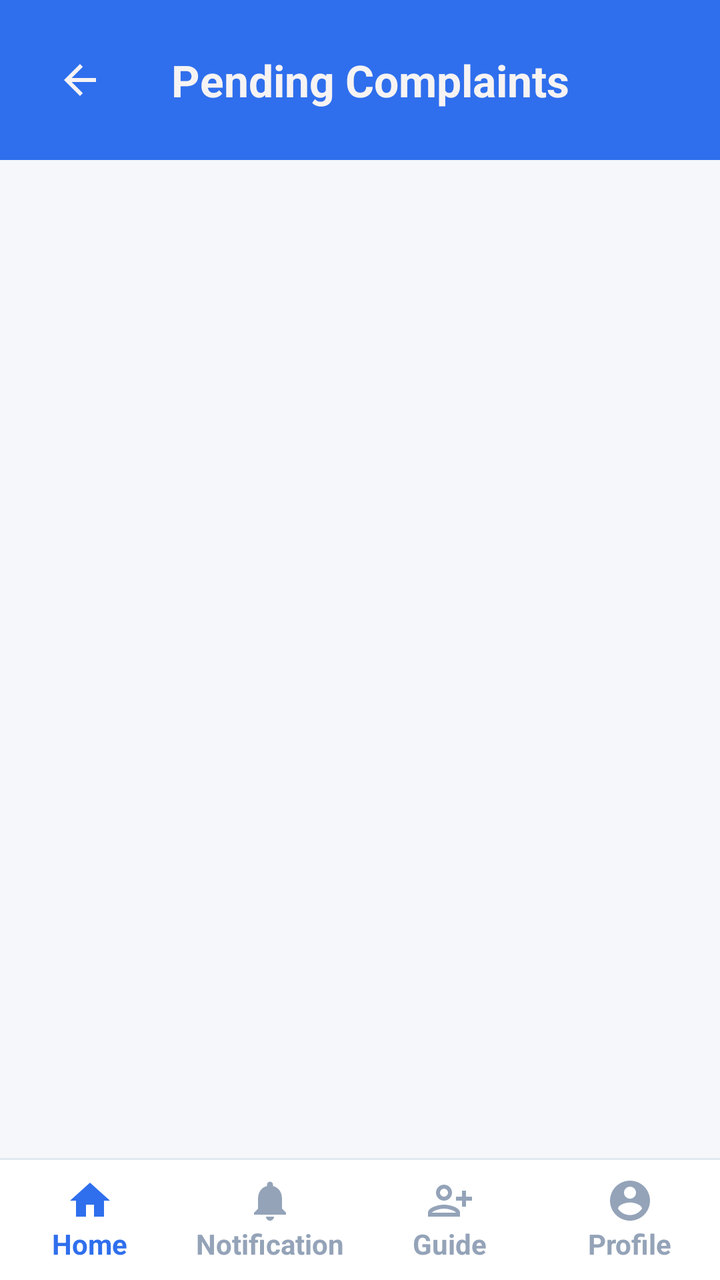
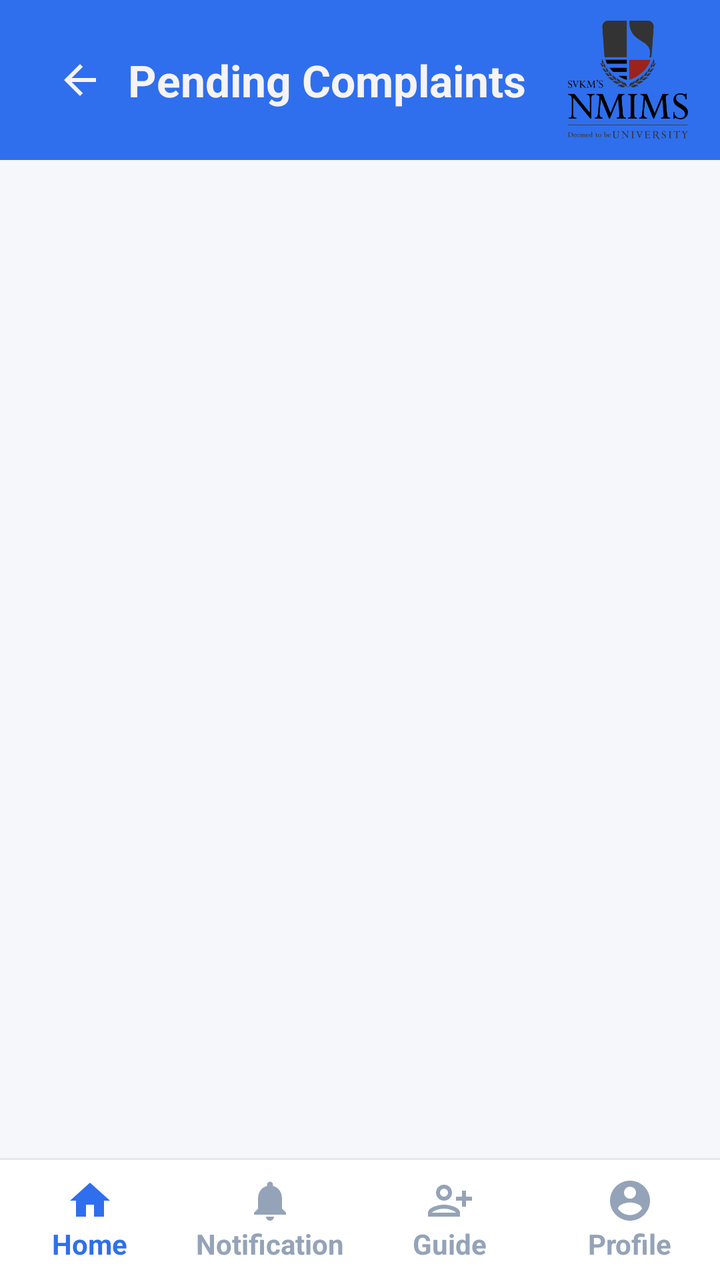

Compare the two renders of this Android layout. The source of the first and the diff that turns it into the second are given below.
<!-- AndroidManifest.xml: application theme Theme.HostelComplaintApp -->
<!-- res/layout/activity_pendingcomplaint_student.xml -->
<?xml version="1.0" encoding="utf-8"?>
<androidx.constraintlayout.widget.ConstraintLayout
    xmlns:android="http://schemas.android.com/apk/res/android"
    xmlns:app="http://schemas.android.com/apk/res-auto"
    xmlns:tools="http://schemas.android.com/tools"
    android:id="@+id/main"
    android:layout_width="match_parent"
    android:layout_height="match_parent"
    android:background="#F5F7FA"
    tools:context=".pendingcomplaint_student">

    
    <androidx.appcompat.widget.Toolbar
        android:id="@+id/topBar"
        android:layout_width="match_parent"
        android:layout_height="80dp"
        android:background="@drawable/toolbar_bg"
        app:layout_constraintTop_toTopOf="parent">

        <LinearLayout
            android:layout_width="match_parent"
            android:layout_height="match_parent"
            android:orientation="horizontal"
            android:gravity="center_vertical"
            android:padding="12dp">

            <ImageView
                android:id="@+id/btnBack"
                android:layout_width="24dp"
                android:layout_height="24dp"
                android:src="@drawable/baseline_arrow_back_24"
                app:tint="@color/white"
                android:layout_marginEnd="10dp" />

            <TextView
                android:layout_width="0dp"
                android:layout_height="wrap_content"
                android:layout_weight="1"
                android:text="Pending Complaints"
                android:textColor="@color/white"
                android:textSize="22sp"
                android:textStyle="bold"
                android:gravity="center"/>

            <ImageView
                android:id="@+id/addcomplnt"
                android:layout_width="40dp"
                android:layout_height="40dp"
                android:src="@drawable/baseline_add_24"
                android:tint="@color/white"
                android:visibility="invisible"/>
        </LinearLayout>

    </androidx.appcompat.widget.Toolbar>

    
    <androidx.recyclerview.widget.RecyclerView
        android:id="@+id/recyclerView"
        android:layout_width="match_parent"
        android:layout_height="0dp"
        app:layout_constraintTop_toBottomOf="@id/topBar"
        app:layout_constraintBottom_toTopOf="@id/bottomNavBorder"
        android:clipToPadding="false"/>

    
    <View
        android:id="@+id/bottomNavBorder"
        android:layout_width="match_parent"
        android:layout_height="1dp"
        android:background="#E2E8F0"
        app:layout_constraintBottom_toTopOf="@id/bottomNav"/>

    <LinearLayout
        android:id="@+id/bottomNav"
        android:layout_width="match_parent"
        android:layout_height="60dp"
        android:orientation="horizontal"
        android:background="#FFFFFF"
        android:weightSum="4"
        app:layout_constraintBottom_toBottomOf="parent">

        <LinearLayout
            android:layout_width="0dp"
            android:layout_height="match_parent"
            android:layout_weight="1"
            android:gravity="center"
            android:orientation="vertical">

            <ImageView
                android:layout_width="24dp"
                android:layout_height="24dp"
                android:id="@+id/gotohomepg"
                app:tint="#2F6FED"
                android:src="@drawable/baseline_home_24"/>

            <TextView
                android:layout_width="wrap_content"
                android:layout_height="wrap_content"
                android:text="Home"
                android:textColor="#2F6FED"
                android:textStyle="bold"
                android:textSize="14sp"/>
        </LinearLayout>

        <LinearLayout
            android:layout_width="0dp"
            android:layout_height="match_parent"
            android:layout_weight="1"
            android:gravity="center"
            android:orientation="vertical">

            <ImageView
                android:id="@+id/btnNotification"
                android:layout_width="24dp"
                android:layout_height="24dp"
                app:tint="#94A3B8"
                android:src="@drawable/baseline_notifications_24"/>

            <TextView
                android:layout_width="wrap_content"
                android:layout_height="wrap_content"
                android:text="Notification"
                android:textColor="#94A3B8"
                android:textStyle="bold"
                android:textSize="14sp"/>
        </LinearLayout>

        <LinearLayout
            android:layout_width="0dp"
            android:layout_height="match_parent"
            android:layout_weight="1"
            android:gravity="center"
            android:orientation="vertical">

            <ImageView
                android:layout_width="24dp"
                android:layout_height="24dp"
                android:id="@+id/howtouseapp"
                app:tint="#94A3B8"
                android:src="@drawable/baseline_person_add_alt_24"/>

            <TextView
                android:layout_width="wrap_content"
                android:layout_height="wrap_content"
                android:text="Guide"
                android:textColor="#94A3B8"
                android:textStyle="bold"
                android:textSize="14sp"/>
        </LinearLayout>

        <LinearLayout
            android:layout_width="0dp"
            android:layout_height="match_parent"
            android:layout_weight="1"
            android:gravity="center"
            android:orientation="vertical">

            <ImageView
                android:layout_width="24dp"
                android:id="@+id/imgprof"
                android:layout_height="24dp"
                app:tint="#94A3B8"
                android:src="@drawable/baseline_account_circle_24"/>

            <TextView
                android:layout_width="wrap_content"
                android:layout_height="wrap_content"
                android:text="Profile"
                android:textColor="#94A3B8"
                android:textStyle="bold"
                android:textSize="14sp"/>
        </LinearLayout>

    </LinearLayout>

</androidx.constraintlayout.widget.ConstraintLayout>
<!-- resources referenced by this layout -->
<resources>
  <color name="white">#F6F3F3</color>
  <!-- drawable baseline_account_circle_24 (drawable) -->
  <vector xmlns:android="http://schemas.android.com/apk/res/android" android:height="24dp" android:tint="#000000" android:viewportHeight="24" android:viewportWidth="24" android:width="24dp">
        
      <path android:fillColor="@android:color/white" android:pathData="M12,2C6.48,2 2,6.48 2,12s4.48,10 10,10 10,-4.48 10,-10S17.52,2 12,2zM12,5c1.66,0 3,1.34 3,3s-1.34,3 -3,3 -3,-1.34 -3,-3 1.34,-3 3,-3zM12,19.2c-2.5,0 -4.71,-1.28 -6,-3.22 0.03,-1.99 4,-3.08 6,-3.08 1.99,0 5.97,1.09 6,3.08 -1.29,1.94 -3.5,3.22 -6,3.22z"/>
      
  </vector>
  <!-- drawable baseline_add_24 (drawable) -->
  <vector xmlns:android="http://schemas.android.com/apk/res/android" android:height="24dp" android:tint="#000000" android:viewportHeight="24" android:viewportWidth="24" android:width="24dp">
        
      <path android:fillColor="@android:color/white" android:pathData="M19,13h-6v6h-2v-6H5v-2h6V5h2v6h6v2z"/>
      
  </vector>
  <!-- drawable baseline_arrow_back_24 (drawable) -->
  <vector xmlns:android="http://schemas.android.com/apk/res/android" android:autoMirrored="true" android:height="24dp" android:tint="#000000" android:viewportHeight="24" android:viewportWidth="24" android:width="24dp">
        
      <path android:fillColor="@android:color/white" android:pathData="M20,11H7.83l5.59,-5.59L12,4l-8,8 8,8 1.41,-1.41L7.83,13H20v-2z"/>
      
  </vector>
  <!-- drawable baseline_home_24 (drawable) -->
  <vector xmlns:android="http://schemas.android.com/apk/res/android" android:height="24dp" android:tint="#000000" android:viewportHeight="24" android:viewportWidth="24" android:width="24dp">
        
      <path android:fillColor="@android:color/white" android:pathData="M10,20v-6h4v6h5v-8h3L12,3 2,12h3v8z"/>
      
  </vector>
  <!-- drawable baseline_notifications_24 (drawable) -->
  <vector xmlns:android="http://schemas.android.com/apk/res/android" android:height="24dp" android:tint="#000000" android:viewportHeight="24" android:viewportWidth="24" android:width="24dp">
        
      <path android:fillColor="@android:color/white" android:pathData="M12,22c1.1,0 2,-0.9 2,-2h-4c0,1.1 0.89,2 2,2zM18,16v-5c0,-3.07 -1.64,-5.64 -4.5,-6.32L13.5,4c0,-0.83 -0.67,-1.5 -1.5,-1.5s-1.5,0.67 -1.5,1.5v0.68C7.63,5.36 6,7.92 6,11v5l-2,2v1h16v-1l-2,-2z"/>
      
  </vector>
  <!-- drawable baseline_person_add_alt_24 (drawable) -->
  <vector xmlns:android="http://schemas.android.com/apk/res/android" android:height="24dp" android:tint="#000000" android:viewportHeight="24" android:viewportWidth="24" android:width="24dp">
        
      <path android:fillColor="@android:color/white" android:pathData="M13,8c0,-2.21 -1.79,-4 -4,-4S5,5.79 5,8s1.79,4 4,4S13,10.21 13,8zM11,8c0,1.1 -0.9,2 -2,2S7,9.1 7,8s0.9,-2 2,-2S11,6.9 11,8zM1,18v2h16v-2c0,-2.66 -5.33,-4 -8,-4S1,15.34 1,18zM3,18c0.2,-0.71 3.3,-2 6,-2c2.69,0 5.78,1.28 6,2H3zM20,15v-3h3v-2h-3V7h-2v3h-3v2h3v3H20z"/>
      
  </vector>
  <!-- drawable toolbar_bg (drawable) -->
  <?xml version="1.0" encoding="utf-8"?>
  <shape xmlns:android="http://schemas.android.com/apk/res/android">
      <solid android:color="#2F6FED"/>
  </shape>
  <style name="Theme.HostelComplaintApp" parent="Base.Theme.HostelComplaintApp" />
  <style name="Base.Theme.HostelComplaintApp" parent="Theme.Material3.DayNight.NoActionBar">
          
          
      </style>
</resources>

<!-- the commit's change to res/layout/activity_pendingcomplaint_student.xml (unified diff, before → after) -->
@@ -22,7 +22,8 @@
             android:layout_height="match_parent"
             android:orientation="horizontal"
             android:gravity="center_vertical"
-            android:padding="12dp">
+            android:paddingStart="12dp"
+            android:paddingEnd="16dp">
 
             <ImageView
                 android:id="@+id/btnBack"
@@ -30,7 +31,7 @@
                 android:layout_height="24dp"
                 android:src="@drawable/baseline_arrow_back_24"
                 app:tint="@color/white"
-                android:layout_marginEnd="10dp" />
+                android:layout_marginEnd="12dp" />
 
             <TextView
                 android:layout_width="0dp"
@@ -39,16 +40,13 @@
                 android:text="Pending Complaints"
                 android:textColor="@color/white"
                 android:textSize="22sp"
-                android:textStyle="bold"
-                android:gravity="center"/>
+                android:textStyle="bold"/>
 
             <ImageView
-                android:id="@+id/addcomplnt"
-                android:layout_width="40dp"
-                android:layout_height="40dp"
-                android:src="@drawable/baseline_add_24"
-                android:tint="@color/white"
-                android:visibility="invisible"/>
+                android:id="@+id/imgProfile1"
+                android:layout_width="60dp"
+                android:layout_height="60dp"
+                android:src="@drawable/nmm"/>
         </LinearLayout>
 
     </androidx.appcompat.widget.Toolbar>
<!-- resource entries referenced after the edit -->
@@ -5,12 +5,6 @@
   <vector xmlns:android="http://schemas.android.com/apk/res/android" android:height="24dp" android:tint="#000000" android:viewportHeight="24" android:viewportWidth="24" android:width="24dp">
         
       <path android:fillColor="@android:color/white" android:pathData="M12,2C6.48,2 2,6.48 2,12s4.48,10 10,10 10,-4.48 10,-10S17.52,2 12,2zM12,5c1.66,0 3,1.34 3,3s-1.34,3 -3,3 -3,-1.34 -3,-3 1.34,-3 3,-3zM12,19.2c-2.5,0 -4.71,-1.28 -6,-3.22 0.03,-1.99 4,-3.08 6,-3.08 1.99,0 5.97,1.09 6,3.08 -1.29,1.94 -3.5,3.22 -6,3.22z"/>
-      
-  </vector>
-  <!-- drawable baseline_add_24 (drawable) -->
-  <vector xmlns:android="http://schemas.android.com/apk/res/android" android:height="24dp" android:tint="#000000" android:viewportHeight="24" android:viewportWidth="24" android:width="24dp">
-        
-      <path android:fillColor="@android:color/white" android:pathData="M19,13h-6v6h-2v-6H5v-2h6V5h2v6h6v2z"/>
       
   </vector>
   <!-- drawable baseline_arrow_back_24 (drawable) -->
@@ -37,6 +31,7 @@
       <path android:fillColor="@android:color/white" android:pathData="M13,8c0,-2.21 -1.79,-4 -4,-4S5,5.79 5,8s1.79,4 4,4S13,10.21 13,8zM11,8c0,1.1 -0.9,2 -2,2S7,9.1 7,8s0.9,-2 2,-2S11,6.9 11,8zM1,18v2h16v-2c0,-2.66 -5.33,-4 -8,-4S1,15.34 1,18zM3,18c0.2,-0.71 3.3,-2 6,-2c2.69,0 5.78,1.28 6,2H3zM20,15v-3h3v-2h-3V7h-2v3h-3v2h3v3H20z"/>
       
   </vector>
+  <!-- drawable nmm: png bitmap (drawable, 28044 bytes) -->
   <!-- drawable toolbar_bg (drawable) -->
   <?xml version="1.0" encoding="utf-8"?>
   <shape xmlns:android="http://schemas.android.com/apk/res/android">
